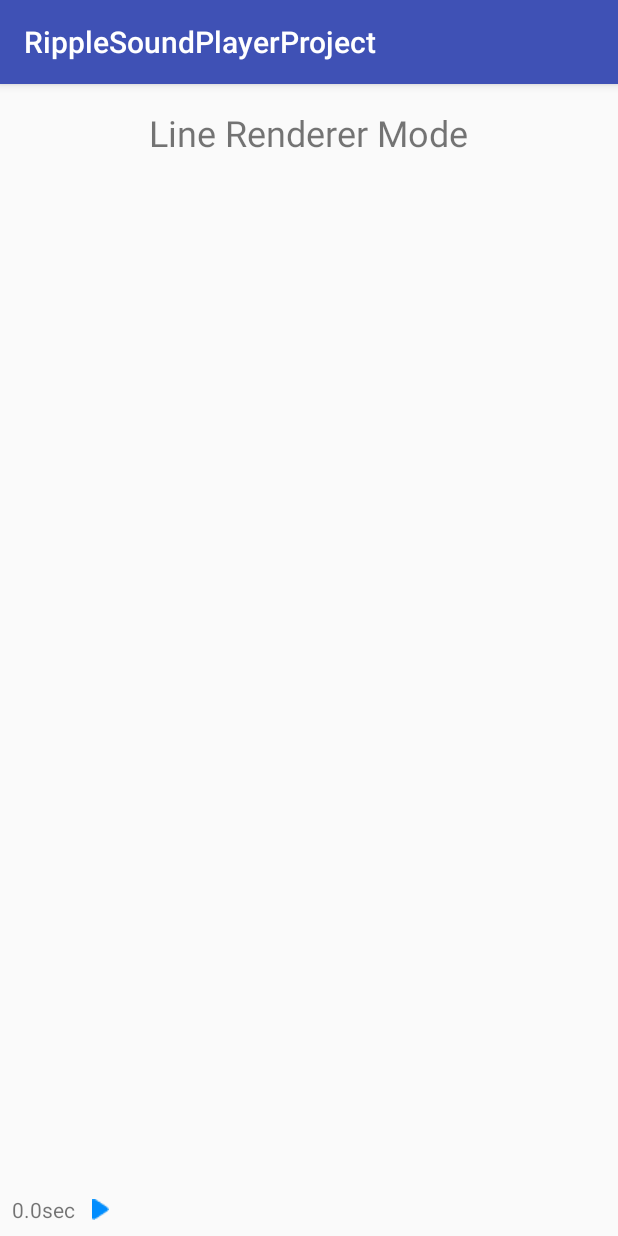
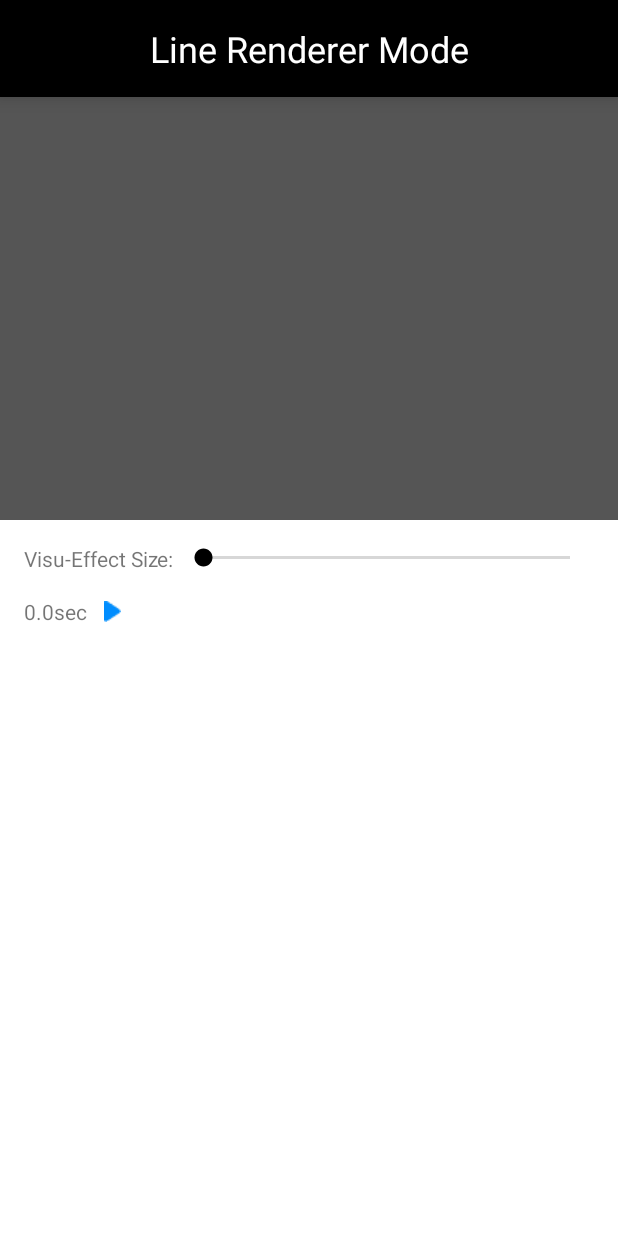
Before and after one commit to wotomas/droid-vizu, an Android app: the screen it shows after launch (MainActivity), on a phone screen of 412 x 824 dp. Run offline under Robolectric (Android 15) with nearby library versions, the phone set to English and light mode, and no system bars.

Commit message:
added amplitude feature to bar renderer

```diff
--- a/app/src/main/java/info/kimjihyok/ripplesoundplayerproject/MainActivity.java
+++ b/app/src/main/java/info/kimjihyok/ripplesoundplayerproject/MainActivity.java
@@ -8,7 +8,9 @@ import android.os.Bundle;
 import android.support.annotation.NonNull;
 import android.support.v4.app.ActivityCompat;
 import android.support.v7.app.AppCompatActivity;
+import android.support.v7.widget.AppCompatSeekBar;
 import android.view.View;
+import android.widget.SeekBar;
 import android.widget.TextView;
 
 import info.kimjihyok.ripplesoundplayer.RippleVisualizerView;
@@ -24,6 +26,7 @@ public class MainActivity extends AppCompatActivity {
 
   private SoundPlayerView soundPlayerView;
   private TextView titleText;
+  private AppCompatSeekBar seekBar;
 
   // Demo Purpose
   private RippleVisualizerView renderDemoView;
@@ -39,6 +42,32 @@ public class MainActivity extends AppCompatActivity {
     setContentView(R.layout.activity_main);
     renderDemoView = (RippleVisualizerView) findViewById(R.id.line_renderer_demo);
     titleText = (TextView) findViewById(R.id.title_text);
+    seekBar = (AppCompatSeekBar) findViewById(R.id.ripple_size_seekbar);
+    soundPlayerView = (SoundPlayerView) findViewById(R.id.sound_player_view);
+
+    seekBar.setOnSeekBarChangeListener(new SeekBar.OnSeekBarChangeListener() {
+      @Override
+      public void onProgressChanged(SeekBar seekBar, int i, boolean b) {
+        if (i == 0) return;
+
+        renderDemoView.setAmplitudePercentage(1 + ((double) i / 10.0));
+      }
+
+      @Override
+      public void onStartTrackingTouch(SeekBar seekBar) {
+
+      }
+
+      @Override
+      public void onStopTrackingTouch(SeekBar seekBar) {
+
+      }
+    });
+
+    if (getSupportActionBar() != null) {
+      getSupportActionBar().hide();
+    }
+
     ActivityCompat.requestPermissions(this, permissions, REQUEST_RECORD_AUDIO_PERMISSION);
   }
 
@@ -49,7 +78,6 @@ public class MainActivity extends AppCompatActivity {
         // If request is cancelled, the result arrays are empty.
         if (grantResults.length > 0 && grantResults[0] == PackageManager.PERMISSION_GRANTED) {
           MediaPlayer mediaPlayer = MediaPlayer.create(getApplicationContext(), R.raw.obama);
-          soundPlayerView = (SoundPlayerView) findViewById(R.id.sound_player_view);
           soundPlayerView.setMediaPlayer(mediaPlayer);
           soundPlayerView.setPlayStopListener(new SoundPlayerView.OnMediaControlListener() {
             @Override
@@ -67,8 +95,6 @@ public class MainActivity extends AppCompatActivity {
           currentRenderMode = RendererMode.LINE;
           setRenderer();
           renderDemoView.setMediaPlayer(mediaPlayer);
-
-//          soundPlayerView.setContainerBackground(ContextCompat.getDrawable(this, R.drawable.border_background));
         }
       }
     }
@@ -107,15 +133,15 @@ public class MainActivity extends AppCompatActivity {
   private void setRenderer() {
     switch (currentRenderMode) {
       case LINE:
-        renderDemoView.setCurrentRenderer(new LineRenderer(PaintUtil.getLinePaint(Color.BLACK)));
+        renderDemoView.setCurrentRenderer(new LineRenderer(PaintUtil.getLinePaint(Color.YELLOW)));
         break;
       case BAR_GRAPH:
-        renderDemoView.setCurrentRenderer(new BarRenderer(16, PaintUtil.getBarGraphPaint(Color.BLUE)));
+        renderDemoView.setCurrentRenderer(new BarRenderer(16, PaintUtil.getBarGraphPaint(Color.WHITE)));
         break;
       case COLORFUL_BAR_GRAPH:
         renderDemoView.setCurrentRenderer(new ColorfulBarRenderer(8, PaintUtil.getBarGraphPaint(Color.BLUE)
             , Color.parseColor("#FF0033")
-            , Color.parseColor("#801AB3"))
+            , Color.parseColor("#ffebef"))
         );
         break;
     }
--- a/app/src/main/res/layout/activity_main.xml
+++ b/app/src/main/res/layout/activity_main.xml
@@ -1,31 +1,66 @@
-<?xml version="1.0" encoding="utf-8"?>
 <RelativeLayout
     xmlns:android="http://schemas.android.com/apk/res/android"
     xmlns:tools="http://schemas.android.com/tools"
     android:layout_width="match_parent"
     android:layout_height="match_parent"
-    tools:context="info.kimjihyok.ripplesoundplayerproject.MainActivity">
-
+    android:background="#555555">
 
     <TextView
         android:id="@+id/title_text"
-        android:layout_width="wrap_content"
+        android:layout_width="match_parent"
         android:layout_height="wrap_content"
         android:layout_centerHorizontal="true"
-        android:textSize="24sp"
+        android:background="#000000"
+        android:gravity="center_horizontal"
         android:padding="16dp"
-        android:text="Line Renderer Mode"/>
+        android:elevation="8dp"
+        android:text="Line Renderer Mode"
+        android:textColor="#FFFFFF"
+        android:textSize="24sp"/>
 
     <info.kimjihyok.ripplesoundplayer.RippleVisualizerView
-        android:layout_centerInParent="true"
-        android:layout_margin="16dp"
         android:id="@+id/line_renderer_demo"
         android:layout_width="match_parent"
-        android:layout_height="50dp"/>
+        android:layout_height="250dp"
+        android:layout_below="@id/title_text"
+        android:elevation="4dp"
+        android:layout_margin="16dp"/>
 
-    <info.kimjihyok.ripplesoundplayer.SoundPlayerView
-        android:id="@+id/sound_player_view"
+
+    <ScrollView
         android:layout_width="match_parent"
-        android:layout_height="wrap_content"
-        android:layout_alignParentBottom="true"/>
+        android:layout_height="match_parent"
+        android:background="#FFFFFF"
+        android:layout_below="@id/line_renderer_demo"
+        android:padding="8dp">
+
+        <LinearLayout
+            android:layout_width="match_parent"
+            android:layout_height="wrap_content"
+            android:orientation="vertical">
+
+
+            <LinearLayout
+                android:layout_width="match_parent"
+                android:layout_height="wrap_content"
+                android:layout_margin="8dp"
+                android:orientation="horizontal">
+
+                <TextView
+                    android:layout_width="wrap_content"
+                    android:layout_height="wrap_content"
+                    android:text="Visu-Effect Size: "/>
+
+                <android.support.v7.widget.AppCompatSeekBar
+                    android:layout_width="match_parent"
+                    android:layout_height="wrap_content"
+                    android:id="@+id/ripple_size_seekbar"/>
+            </LinearLayout>
+
+            <info.kimjihyok.ripplesoundplayer.SoundPlayerView
+                android:id="@+id/sound_player_view"
+                android:layout_width="match_parent"
+                android:layout_height="48dp"/>
+        </LinearLayout>
+    </ScrollView>
 </RelativeLayout>
--- a/app/src/main/res/values/colors.xml
+++ b/app/src/main/res/values/colors.xml
@@ -1,6 +1,6 @@
 <?xml version="1.0" encoding="utf-8"?>
 <resources>
-    <color name="colorPrimary">#3F51B5</color>
-    <color name="colorPrimaryDark">#303F9F</color>
-    <color name="colorAccent">#FF4081</color>
+    <color name="colorPrimary">#000000</color>
+    <color name="colorAccent">#000000</color>
+    <color name="colorPrimaryDark">#000000</color>
 </resources>
--- a/ripplesoundplayer/src/main/java/info/kimjihyok/ripplesoundplayer/RippleVisualizerView.java
+++ b/ripplesoundplayer/src/main/java/info/kimjihyok/ripplesoundplayer/RippleVisualizerView.java
@@ -7,6 +7,7 @@ import android.media.audiofx.Visualizer;
 import android.support.annotation.ColorInt;
 import android.support.annotation.Nullable;
 import android.util.AttributeSet;
+import android.util.Log;
 import android.view.View;
 
 import info.kimjihyok.ripplesoundplayer.renderer.Renderer;
@@ -122,4 +123,9 @@ public class RippleVisualizerView extends View {
   public void destroy() {
     mediaPlayer.stop();
   }
+
+  public void setAmplitudePercentage(double ampValue) {
+    currentRenderer.setAmpValue(ampValue);
+    invalidate();
+  }
 }
--- a/ripplesoundplayer/src/main/java/info/kimjihyok/ripplesoundplayer/renderer/BarRenderer.java
+++ b/ripplesoundplayer/src/main/java/info/kimjihyok/ripplesoundplayer/renderer/BarRenderer.java
@@ -35,7 +35,7 @@ public class BarRenderer extends Renderer {
       byte ifk = data[divisions * i + 1];
 
       float magnitude = (rfk * rfk + ifk * ifk);
-      int dbValue = (int) (10 * Math.log10(magnitude));
+      int dbValue = (int) ((int) (10 * Math.log10(magnitude)) * ampValue);
 
       points[i * 4 + 1] = height;
       points[i * 4 + 3] = height - (dbValue * 2 - 10);
--- a/ripplesoundplayer/src/main/java/info/kimjihyok/ripplesoundplayer/renderer/Renderer.java
+++ b/ripplesoundplayer/src/main/java/info/kimjihyok/ripplesoundplayer/renderer/Renderer.java
@@ -10,14 +10,20 @@ import android.support.annotation.ColorInt;
 
 public abstract class Renderer {
   protected float[] points;
+  protected double ampValue = 1.0;
 
   @CallSuper
   public void render(Canvas canvas, byte[] data, int width, int height){
     if (points == null || points.length < data.length * 4) {
       points = new float[data.length * 4];
     }
+
   }
 
   public abstract void changeColor(@ColorInt int color);
   public abstract boolean isFFTDataRequired();
+
+  public void setAmpValue(double ampValue) {
+    this.ampValue = ampValue;
+  }
 }
```
